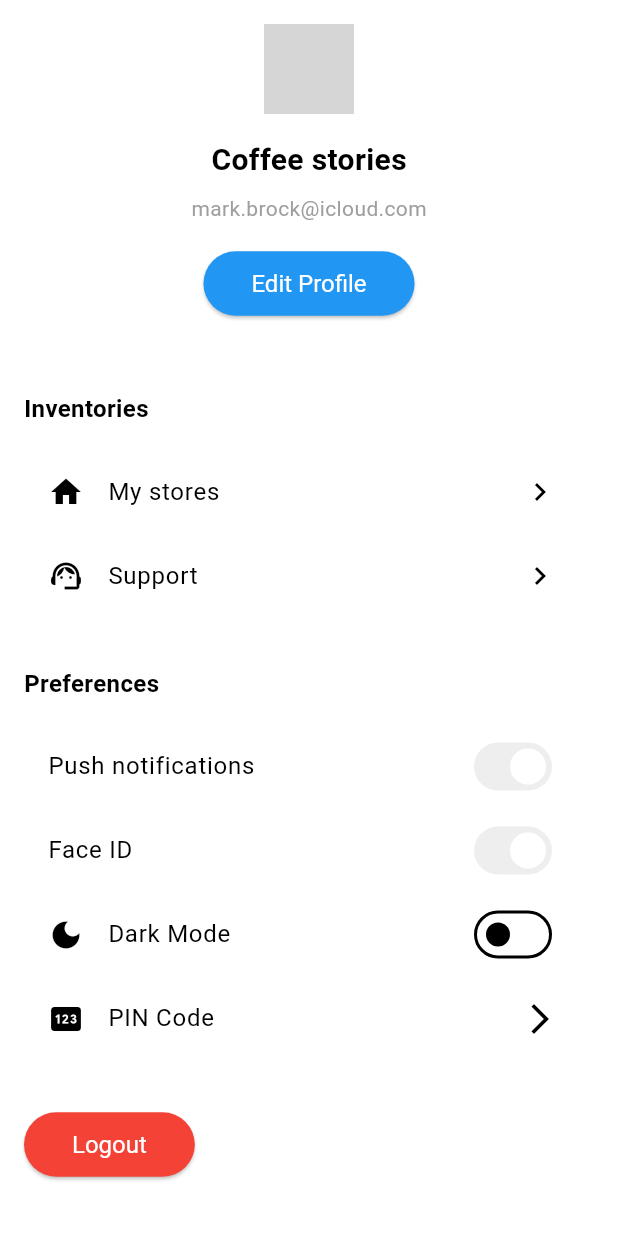
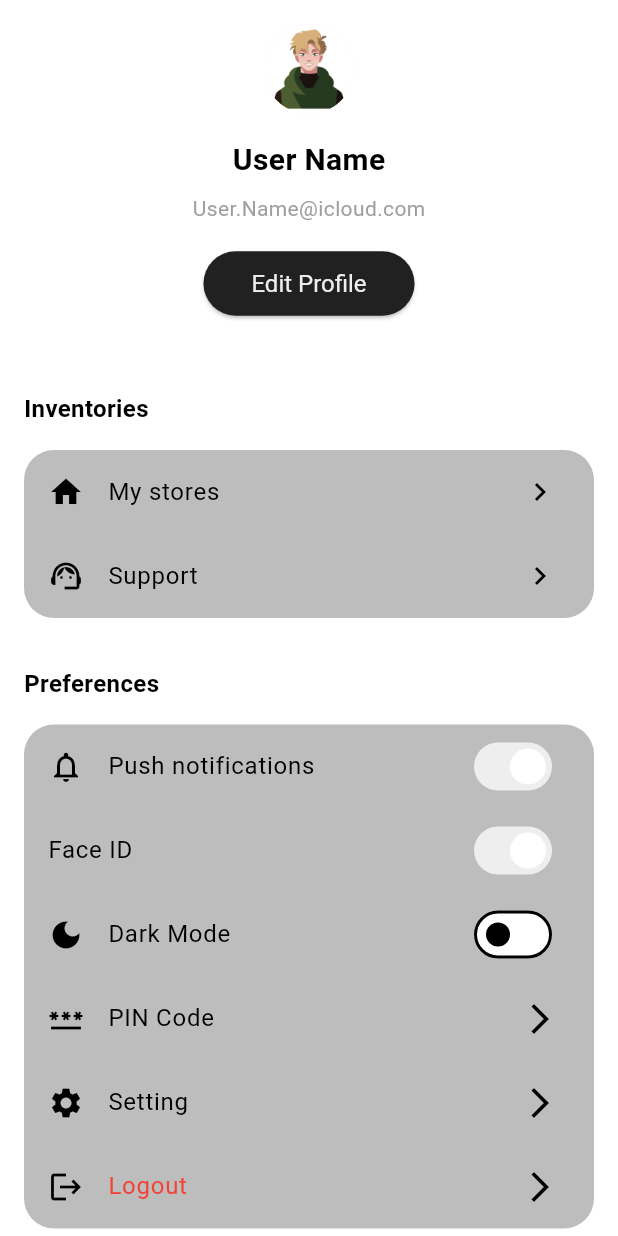
Before and after one commit to Yogendra-Nimje/Minor-Project, a Flutter app: the ProfilePage screen opened directly, on a phone screen of 412 x 824 dp. Run offline on Flutter 3.47's test engine with Material 3 defaults, Android fonts, the phone set to English and light mode, and no system bars; our stand-ins replace animated_background, google_fonts, lottie, pinput; missing offline and left inert: image_input; Roboto replaces fonts that are missing (Urbanist-Bold); grey boxes are pictures that could not be loaded.

Commit message:
profile page

```diff
--- a/lib/pages/home_pages/profile_page.dart
+++ b/lib/pages/home_pages/profile_page.dart
@@ -1,3 +1,5 @@
+import 'package:find_in/pages/edit_profile.dart';
+import 'package:flutter/cupertino.dart';
 import 'package:flutter/material.dart';
 import 'package:provider/provider.dart';
 
@@ -20,11 +22,11 @@
                   children: <Widget>[
                     const CircleAvatar(
                       radius: 30,
-                      backgroundImage: AssetImage('assets/profile_pic.jpg'),
+                      backgroundImage: AssetImage('lib/assets/img.jpg'),
                     ),
-                    SizedBox(height: 16),
+                    const SizedBox(height: 16),
                     const Text(
-                      'Coffee stories',
+                      'User Name',
                       style: TextStyle(
                         fontSize: 20,
                         fontWeight: FontWeight.bold,
@@ -32,22 +34,28 @@
                     ),
                     const SizedBox(height: 8),
                     const Text(
-                      'mark.brock@icloud.com',
+                      'User.Name@icloud.com',
                       style: TextStyle(
                         fontSize: 14,
                         color: Colors.grey,
                       ),
                     ),
-                    SizedBox(height: 16),
+                    const SizedBox(height: 16),
                     ElevatedButton(
-                      onPressed: () {},
+                      onPressed: () {
+
+                        Navigator.push(
+                            context,
+                            MaterialPageRoute(builder: (context)=>const EditProfilePage()),
+                        );
+                      },
                       style: ElevatedButton.styleFrom(
-                        primary: Colors.blue,
+                        primary: Theme.of(context).colorScheme.inversePrimary,
                         onPrimary: Colors.white,
-                        padding: EdgeInsets.symmetric(horizontal: 32, vertical: 12),
-                        textStyle: TextStyle(fontSize: 16),
+                        padding: const EdgeInsets.symmetric(horizontal: 32, vertical: 12),
+                        textStyle: const TextStyle(fontSize: 16),
                       ),
-                      child: Text('Edit Profile'),
+                      child: Text('Edit Profile',style: TextStyle(color: Theme.of(context).colorScheme.secondary),),
                     ),
                   ],
                 ),
@@ -67,31 +75,52 @@
                     ),
                   ),
                   const SizedBox(height: 16),
+                  Container(
+                    decoration: BoxDecoration(
+                      borderRadius: BorderRadius.circular(20),
+                      color: Colors.grey[400]
+                    ),
+                    child: Column(
+                      children: [
                         ListTile(
-                    leading: const Icon(Icons.home, color: Colors.black),
+                          leading: const Icon(Icons.home),
                           title: const Text('My stores'),
                           trailing: const Icon(Icons.chevron_right),
                           onTap: () {},
                         ),
                         ListTile(
-                    leading: Icon(Icons.support_agent, color: Colors.black),
-                    title: Text('Support'),
-                    trailing: Icon(Icons.chevron_right),
+                          leading: const Icon(Icons.support_agent),
+                          title: const Text('Support'),
+                          trailing: const Icon(Icons.chevron_right),
                           onTap: () {},
                         ),
-                  SizedBox(height: 32),
+
+                      ],
+                    ),
+                  ),
+
+                  const SizedBox(height: 32),
                   const Text(
                     'Preferences',
                     style: TextStyle(
                       fontSize: 16,
+                      fontFamily: "Urbanist-Bold",
                       fontWeight: FontWeight.bold,
                     ),
                   ),
-                  SizedBox(height: 16),
+                  const SizedBox(height: 16),
+                  Container(
+                    decoration: BoxDecoration(
+                        borderRadius: BorderRadius.circular(20),
+                        color: Colors.grey[400]
+                    ),
+                    child: Column(
+                      children: [
                         SwitchListTile(
                           title: const Text('Push notifications'),
                           value: true,
                           onChanged: (value) {},
+                          secondary: const Icon(Icons.notifications_none_outlined),
                         ),
                         SwitchListTile(
                           title: const Text('Face ID'),
@@ -107,21 +136,26 @@
                           secondary: const Icon(Icons.dark_mode),
                         ),
                         ListTile(
-                    leading: const Icon(Icons.pin),
+                          leading: const Icon(Icons.password),
                           title: const Text('PIN Code'),
                           trailing: const Icon(Icons.arrow_forward_ios),
                           onTap: () {},
                         ),
-                  SizedBox(height: 32),
-                  ElevatedButton(
-                    onPressed: () {},
-                    style: ElevatedButton.styleFrom(
-                      primary: Colors.red,
-                      onPrimary: Colors.white,
-                      padding: EdgeInsets.symmetric(horizontal: 32, vertical: 12),
-                      textStyle: TextStyle(fontSize: 16),
+                        ListTile(
+                          leading: const Icon(Icons.settings),
+                          title: const Text('Setting'),
+                          trailing: const Icon(Icons.arrow_forward_ios),
+                          onTap: () {},
                         ),
-                    child: Text('Logout'),
+                        ListTile(
+                          leading: const Icon(Icons.logout),
+                          title: const Text('Logout',style: TextStyle(color: Colors.red),),
+                          trailing: const Icon(Icons.arrow_forward_ios),
+                          onTap: () {},
+                        ),
+
+                      ],
+                    ),
                   ),
                 ],
               ),
--- a/lib/theme/dark_theme.dart
+++ b/lib/theme/dark_theme.dart
@@ -5,6 +5,7 @@
         background: Colors.grey.shade900,
         primary: Colors.grey.shade500,
         secondary: const Color.fromARGB(255,44,44,44),
+        inverseSurface: Colors.grey.shade300,
         tertiary: Colors.grey.shade200,
         inversePrimary: Colors.grey.shade100
     )
--- a/lib/theme/light_theme.dart
+++ b/lib/theme/light_theme.dart
@@ -5,7 +5,8 @@
         background: Colors.grey.shade300,
         primary: Colors.grey.shade200,
         secondary: Colors.grey.shade200,
+        inverseSurface: Colors.black,
         tertiary: Colors.green,
-        inversePrimary: Colors.grey.shade900
+        inversePrimary: Colors.grey.shade900,
     )
 );
```
Lines whose indentation alone changed are shown as unchanged.
